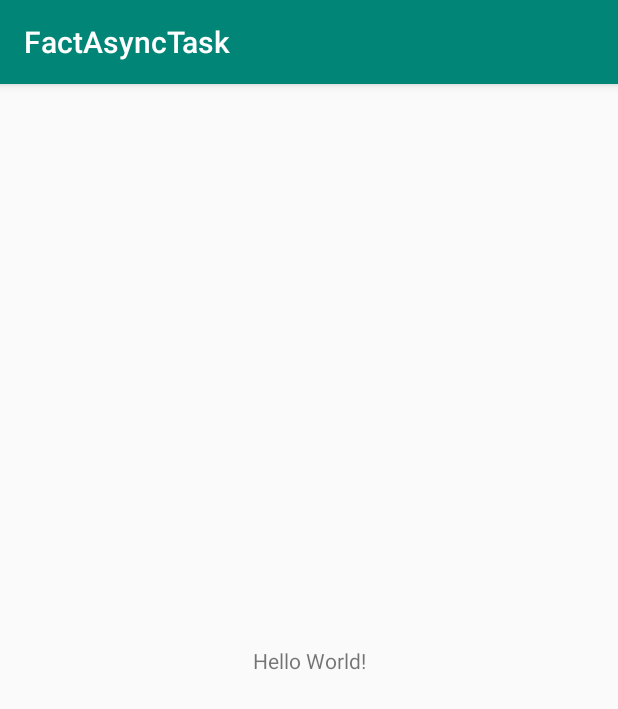
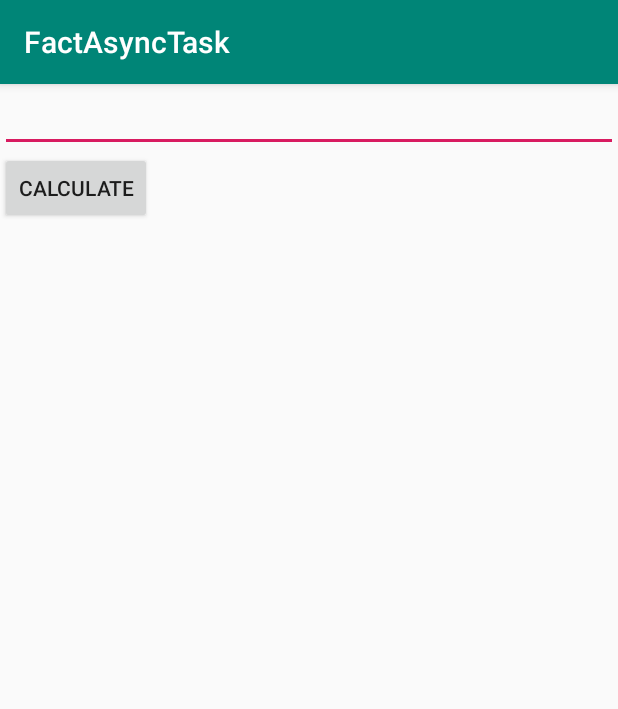
Before and after one commit to JuliaNorkina/FragmentAsyncTask, an Android app: the screen it shows after launch (MainActivity), on a phone screen of 412 x 824 dp. Shown: the top 709 px of the screen. Run offline under Robolectric (Android 15) with nearby library versions, the phone set to English and light mode, and no system bars.

Commit message:
create layout, find view by id, add listener

```diff
--- a/app/src/main/java/com/example/factasynctask/MainActivity.java
+++ b/app/src/main/java/com/example/factasynctask/MainActivity.java
@@ -2,12 +2,27 @@ package com.example.factasynctask;
 
 import android.support.v7.app.AppCompatActivity;
 import android.os.Bundle;
+import android.view.View;
+import android.widget.EditText;
+import android.widget.TextView;
 
-public class MainActivity extends AppCompatActivity {
+public class MainActivity extends AppCompatActivity implements View.OnClickListener {
+
+    private EditText etNumber;
+    private TextView tvResult;
 
     @Override
     protected void onCreate(Bundle savedInstanceState) {
         super.onCreate(savedInstanceState);
         setContentView(R.layout.activity_main);
+
+        etNumber = findViewById(R.id.etNumber);
+        tvResult = findViewById(R.id.tvResult);
+        findViewById(R.id.bCalculate).setOnClickListener(this);
+    }
+
+    @Override
+    public void onClick(View v) {
+
     }
 }
--- a/app/src/main/res/layout/activity_main.xml
+++ b/app/src/main/res/layout/activity_main.xml
@@ -1,18 +1,22 @@
 <?xml version="1.0" encoding="utf-8"?>
-<android.support.constraint.ConstraintLayout xmlns:android="http://schemas.android.com/apk/res/android"
-    xmlns:app="http://schemas.android.com/apk/res-auto"
-    xmlns:tools="http://schemas.android.com/tools"
+<LinearLayout
+    xmlns:android="http://schemas.android.com/apk/res/android"
     android:layout_width="match_parent"
     android:layout_height="match_parent"
-    tools:context=".MainActivity">
+    android:orientation="vertical">
 
+    <EditText
+        android:id="@+id/etNumber"
+        android:layout_width="match_parent"
+        android:layout_height="wrap_content"
+        android:inputType="number" />
+    <Button
+        android:id="@+id/bCalculate"
+        android:text="@string/Calculate"
+        android:layout_width="wrap_content"
+        android:layout_height="wrap_content" />
     <TextView
+        android:id="@+id/tvResult"
         android:layout_width="wrap_content"
-        android:layout_height="wrap_content"
-        android:text="Hello World!"
-        app:layout_constraintBottom_toBottomOf="parent"
-        app:layout_constraintLeft_toLeftOf="parent"
-        app:layout_constraintRight_toRightOf="parent"
-        app:layout_constraintTop_toTopOf="parent" />
-
-</android.support.constraint.ConstraintLayout>
+        android:layout_height="wrap_content" />
+</LinearLayout>
--- a/app/src/main/res/values/strings.xml
+++ b/app/src/main/res/values/strings.xml
@@ -1,3 +1,4 @@
 <resources>
     <string name="app_name">FactAsyncTask</string>
+    <string name="Calculate">Calculate</string>
 </resources>
```
